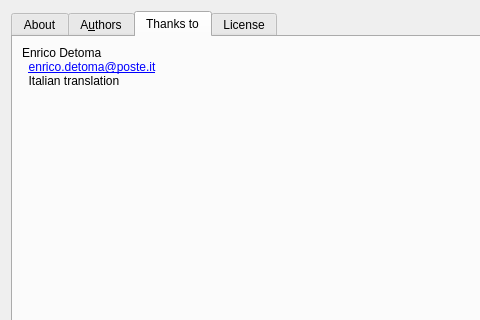
Above: apps/designer/aboutdialog.ui from shujaatak/exaro before the change; both pictures show x 0 to 480 and y 0 to 320 of the 624 by 406 pixel window. Below: the same form after it.
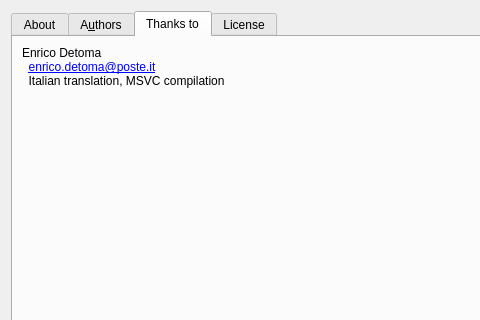
That is the form after the change. The open tabs and pages were chosen to show the change. Icons and pictures are not drawn.

```diff
--- a/apps/designer/aboutdialog.ui
+++ b/apps/designer/aboutdialog.ui
@@ -157,7 +157,7 @@
 &lt;/style&gt;&lt;/head&gt;&lt;body style=&quot; font-family:'DejaVu Sans'; font-size:9pt; font-weight:400; font-style:normal;&quot;&gt;
 &lt;p style=&quot; margin-top:0px; margin-bottom:0px; margin-left:0px; margin-right:0px; -qt-block-indent:0; text-indent:0px;&quot;&gt;Enrico Detoma&lt;/p&gt;
 &lt;p style=&quot; margin-top:0px; margin-bottom:0px; margin-left:0px; margin-right:0px; -qt-block-indent:0; text-indent:0px;&quot;&gt;  &lt;a href=&quot;enrico.detoma@poste.it&quot;&gt;&lt;span style=&quot; text-decoration: underline; color:#0000ff;&quot;&gt;enrico.detoma@poste.it&lt;/span&gt;&lt;/a&gt;&lt;/p&gt;
-&lt;p style=&quot; margin-top:0px; margin-bottom:0px; margin-left:0px; margin-right:0px; -qt-block-indent:0; text-indent:0px;&quot;&gt;  Italian translation&lt;/p&gt;&lt;/body&gt;&lt;/html&gt;</string>
+&lt;p style=&quot; margin-top:0px; margin-bottom:0px; margin-left:0px; margin-right:0px; -qt-block-indent:0; text-indent:0px;&quot;&gt;  Italian translation, MSVC compilation&lt;/p&gt;&lt;/body&gt;&lt;/html&gt;</string>
          </property>
         </widget>
        </item>
```
